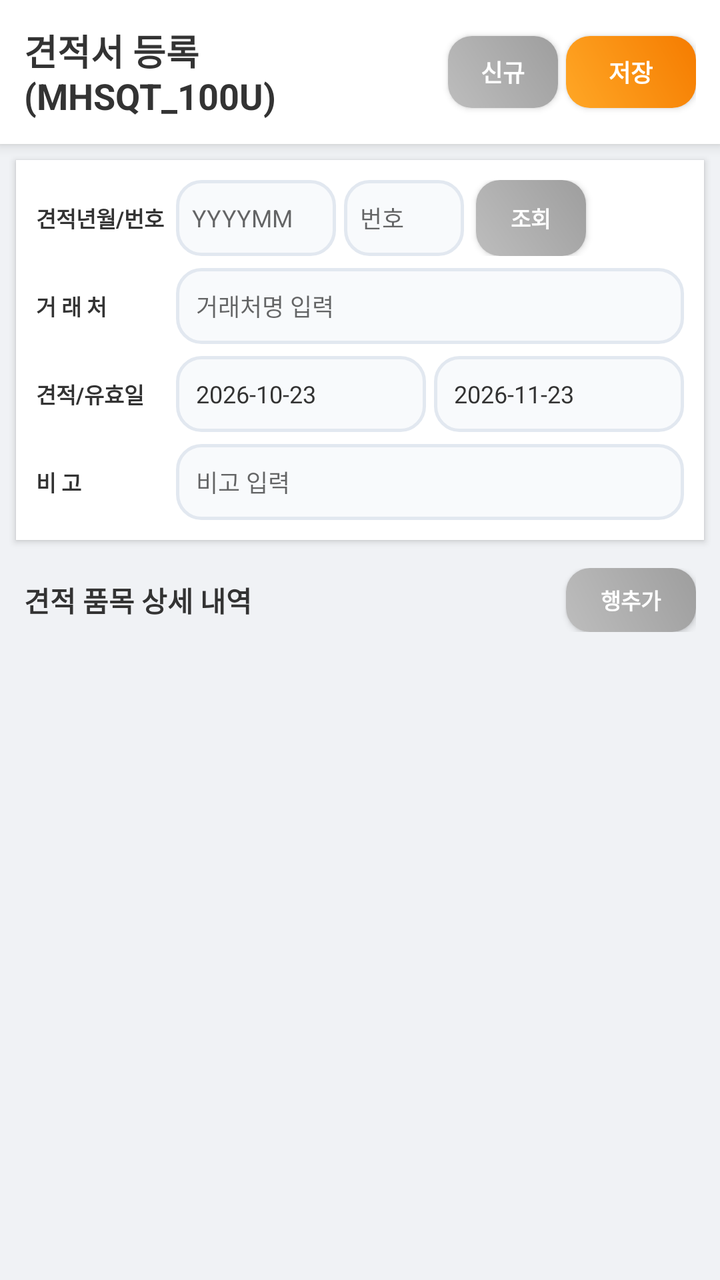
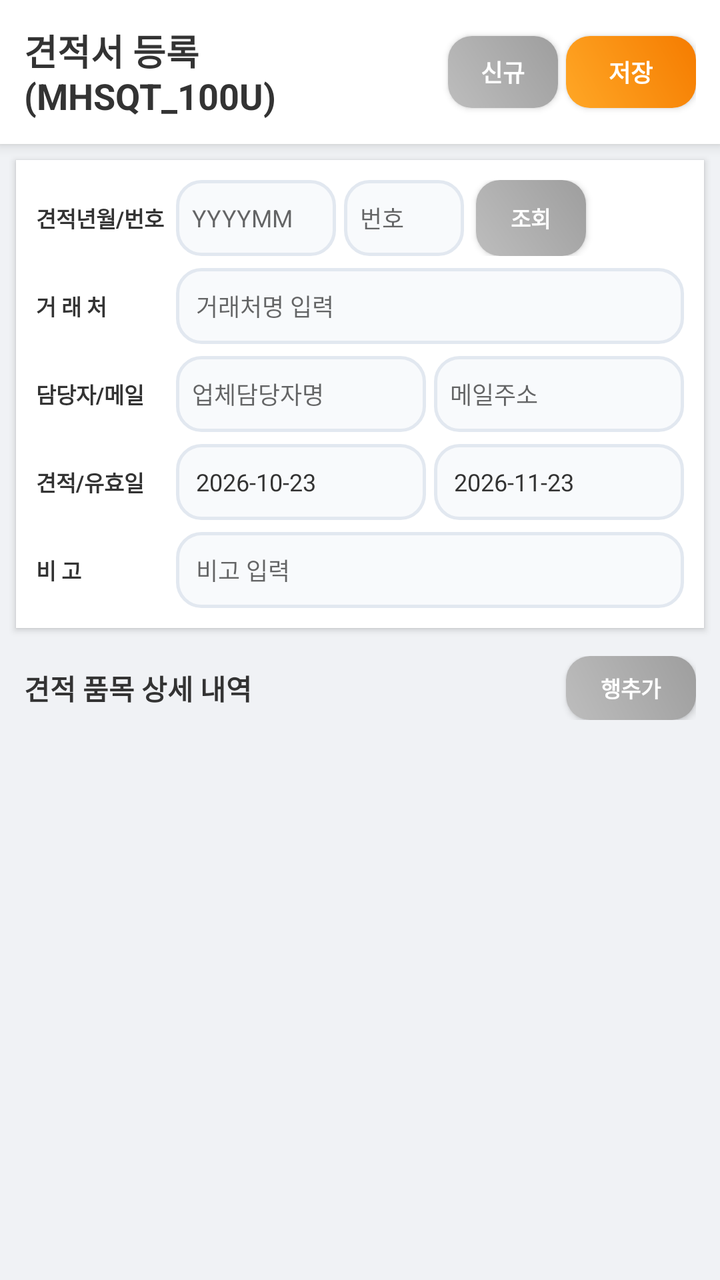

An Android layout rendered at two revisions. The XML below is the earlier revision; the diff shows what the commit changed to produce the second picture.
<!-- AndroidManifest.xml: application theme Theme.SmartERP -->
<!-- res/layout/activity_quotation_register.xml -->
<?xml version="1.0" encoding="utf-8"?>

<LinearLayout xmlns:android="http://schemas.android.com/apk/res/android"
    android:layout_width="match_parent"
    android:layout_height="match_parent"
    android:orientation="vertical"
    android:background="#F0F2F5"
    android:importantForAutofill="noExcludeDescendants">

    
    <LinearLayout
        android:layout_width="match_parent"
        android:layout_height="wrap_content"
        android:background="#FFFFFF"
        android:padding="12dp"
        android:elevation="4dp"
        android:gravity="center_vertical"
        android:orientation="horizontal">

        <TextView
            android:id="@+id/tvHeaderTitle"
            android:layout_width="0dp"
            android:layout_height="wrap_content"
            android:layout_weight="1"
            android:text="견적서 등록 (MHSQT_100U)"
            android:textSize="18sp"
            android:textStyle="bold"
            android:textColor="#333333"/>

        <androidx.appcompat.widget.AppCompatButton
            android:id="@+id/btnNew"
            android:layout_width="55dp"
            android:layout_height="36dp"
            android:layout_marginEnd="4dp"
            android:background="@drawable/bg_button_gradient_gray"
            android:text="신규"
            android:textColor="#FFFFFF"
            android:textSize="12sp"
            android:textStyle="bold"/>

        <androidx.appcompat.widget.AppCompatButton
            android:id="@+id/btnSave"
            android:layout_width="65dp"
            android:layout_height="36dp"
            android:background="@drawable/bg_button_gradient_orange"
            android:text="저장"
            android:textColor="#FFFFFF"
            android:textSize="12sp"
            android:textStyle="bold"/>
    </LinearLayout>

    
    <LinearLayout
        android:layout_width="match_parent"
        android:layout_height="wrap_content"
        android:orientation="vertical"
        android:padding="10dp"
        android:background="#FFFFFF"
        android:layout_margin="8dp"
        android:elevation="2dp">

        
        <LinearLayout
            android:layout_width="match_parent"
            android:layout_height="wrap_content"
            android:orientation="horizontal"
            android:gravity="center_vertical"
            android:layout_marginBottom="6dp">

            <TextView
                android:layout_width="70dp"
                android:layout_height="wrap_content"
                android:text="견적년월/번호"
                android:textSize="11sp"
                android:textColor="#333333"
                android:textStyle="bold"/>

            <EditText
                android:id="@+id/etQuatYm"
                android:layout_width="80dp"
                android:layout_height="38dp"
                android:background="@drawable/bg_input_field"
                android:hint="YYYYMM"
                android:paddingStart="8dp"
                android:textSize="12sp"/>

            <EditText
                android:id="@+id/etQuatNo"
                android:layout_width="60dp"
                android:layout_height="38dp"
                android:layout_marginStart="4dp"
                android:background="@drawable/bg_input_field"
                android:hint="번호"
                android:paddingStart="8dp"
                android:textSize="12sp"/>

            <androidx.appcompat.widget.AppCompatButton
                android:id="@+id/btnSearch"
                android:layout_width="55dp"
                android:layout_height="38dp"
                android:layout_marginStart="6dp"
                android:background="@drawable/bg_button_gradient_gray"
                android:text="조회"
                android:textColor="#FFFFFF"
                android:textSize="11sp"
                android:textStyle="bold"/>
        </LinearLayout>

        
        <LinearLayout
            android:layout_width="match_parent"
            android:layout_height="wrap_content"
            android:orientation="horizontal"
            android:gravity="center_vertical"
            android:layout_marginBottom="6dp">

            <TextView
                android:layout_width="70dp"
                android:layout_height="wrap_content"
                android:text="거 래 처"
                android:textSize="11sp"
                android:textColor="#333333"
                android:textStyle="bold"/>

            <EditText
                android:id="@+id/etCustName"
                android:layout_width="0dp"
                android:layout_height="38dp"
                android:layout_weight="1"
                android:background="@drawable/bg_input_field"
                android:hint="거래처명 입력"
                android:paddingStart="10dp"
                android:textSize="12sp"/>
        </LinearLayout>

        
        <LinearLayout
            android:layout_width="match_parent"
            android:layout_height="wrap_content"
            android:orientation="horizontal"
            android:gravity="center_vertical"
            android:layout_marginBottom="6dp">

            <TextView
                android:layout_width="70dp"
                android:layout_height="wrap_content"
                android:text="견적/유효일"
                android:textSize="11sp"
                android:textColor="#333333"
                android:textStyle="bold"/>

            <TextView
                android:id="@+id/tvQuatYmd"
                android:layout_width="0dp"
                android:layout_height="38dp"
                android:layout_weight="1"
                android:background="@drawable/bg_input_field"
                android:gravity="center_vertical"
                android:paddingStart="10dp"
                android:text="2026-10-23"
                android:textSize="12sp"
                android:textColor="#333333"/>

            <TextView
                android:id="@+id/tvValidDate"
                android:layout_width="0dp"
                android:layout_height="38dp"
                android:layout_weight="1"
                android:layout_marginStart="4dp"
                android:background="@drawable/bg_input_field"
                android:gravity="center_vertical"
                android:paddingStart="10dp"
                android:text="2026-11-23"
                android:textSize="12sp"
                android:textColor="#333333"/>
        </LinearLayout>

        
        <LinearLayout
            android:layout_width="match_parent"
            android:layout_height="wrap_content"
            android:orientation="horizontal"
            android:gravity="center_vertical">

            <TextView
                android:layout_width="70dp"
                android:layout_height="wrap_content"
                android:text="비 고"
                android:textSize="11sp"
                android:textColor="#333333"
                android:textStyle="bold"/>

            <EditText
                android:id="@+id/etRemark"
                android:layout_width="0dp"
                android:layout_height="38dp"
                android:layout_weight="1"
                android:background="@drawable/bg_input_field"
                android:hint="비고 입력"
                android:paddingStart="10dp"
                android:textSize="12sp"/>
        </LinearLayout>
    </LinearLayout>

    
    <LinearLayout
        android:layout_width="match_parent"
        android:layout_height="wrap_content"
        android:orientation="horizontal"
        android:paddingHorizontal="12dp"
        android:paddingVertical="6dp"
        android:gravity="center_vertical">

        <TextView
            android:layout_width="0dp"
            android:layout_height="wrap_content"
            android:layout_weight="1"
            android:text="견적 품목 상세 내역"
            android:textStyle="bold"
            android:textColor="#333333"
            android:textSize="14sp"/>

        <androidx.appcompat.widget.AppCompatButton
            android:id="@+id/btnAddRow"
            android:layout_width="65dp"
            android:layout_height="32dp"
            android:background="@drawable/bg_button_gradient_gray"
            android:text="행추가"
            android:textColor="#FFFFFF"
            android:textSize="11sp"
            android:textStyle="bold"/>
    </LinearLayout>

    
    <ListView
        android:id="@+id/lvDetailList"
        android:layout_width="match_parent"
        android:layout_height="0dp"
        android:layout_weight="1"
        android:divider="@android:color/transparent"
        android:dividerHeight="6dp"
        android:paddingHorizontal="8dp"/>

</LinearLayout>
<!-- resources referenced by this layout -->
<resources>
  <!-- drawable bg_button_gradient_gray (drawable) -->
  <?xml version="1.0" encoding="utf-8"?>
  
  <shape xmlns:android="http://schemas.android.com/apk/res/android">
      <gradient
          android:startColor="#BDBDBD"
          android:endColor="#9E9E9E"
          android:angle="45"/>
      <corners android:radius="12dp"/>
  </shape>
  <!-- drawable bg_button_gradient_orange (drawable) -->
  <?xml version="1.0" encoding="utf-8"?>
  
  <shape xmlns:android="http://schemas.android.com/apk/res/android">
      <gradient
          android:startColor="#FFA726"
          android:endColor="#F57C00"
          android:angle="45"/>
      <corners android:radius="12dp"/>
  </shape>
  <!-- drawable bg_input_field (drawable) -->
  <?xml version="1.0" encoding="utf-8"?>
  
  <shape xmlns:android="http://schemas.android.com/apk/res/android">
      <solid android:color="@color/input_bg"/>
      <corners android:radius="12dp"/>
      <stroke android:width="1.5dp" android:color="@color/input_border"/>
  </shape>
  <style name="Theme.SmartERP" parent="Theme.AppCompat.Light.NoActionBar">
          
          <item name="colorPrimary">@color/smart_blue</item>
          <item name="colorPrimaryDark">@color/smart_blue</item>
          <item name="colorAccent">@color/core_amber</item>
  
          
          <item name="android:windowBackground">@color/login_bg_end</item>
  
          
          <item name="android:forceDarkAllowed" tools:targetApi="q">false</item>
      </style>
  <color name="input_bg">#F8FAFC</color>
  <color name="input_border">#E2E8F0</color>
  <color name="smart_blue">#005a9f</color>
  <color name="core_amber">#ffc107</color>
  <color name="login_bg_end">#f0f4f8</color>
</resources>

<!-- the commit's change to res/layout/activity_quotation_register.xml (unified diff, before → after) -->
@@ -144,6 +144,45 @@
             <TextView
                 android:layout_width="70dp"
                 android:layout_height="wrap_content"
+                android:text="담당자/메일"
+                android:textSize="11sp"
+                android:textColor="#333333"
+                android:textStyle="bold"/>
+
+            <EditText
+                android:id="@+id/etCustEmp"
+                android:layout_width="0dp"
+                android:layout_height="38dp"
+                android:layout_weight="1"
+                android:background="@drawable/bg_input_field"
+                android:hint="업체담당자명"
+                android:paddingStart="8dp"
+                android:textSize="12sp"/>
+
+            <EditText
+                android:id="@+id/etEmail"
+                android:layout_width="0dp"
+                android:layout_height="38dp"
+                android:layout_weight="1"
+                android:layout_marginStart="4dp"
+                android:background="@drawable/bg_input_field"
+                android:hint="메일주소"
+                android:inputType="textEmailAddress"
+                android:paddingStart="8dp"
+                android:textSize="12sp"/>
+        </LinearLayout>
+
+        
+        <LinearLayout
+            android:layout_width="match_parent"
+            android:layout_height="wrap_content"
+            android:orientation="horizontal"
+            android:gravity="center_vertical"
+            android:layout_marginBottom="6dp">
+
+            <TextView
+                android:layout_width="70dp"
+                android:layout_height="wrap_content"
                 android:text="견적/유효일"
                 android:textSize="11sp"
                 android:textColor="#333333"
